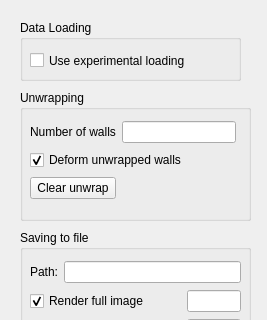
RaduAlexandru/PLY_Visualizer, file ConfigDialog.ui: the form before one commit; both pictures show x 0 to 267 and y 0 to 320 of the 267 by 475 pixel window.
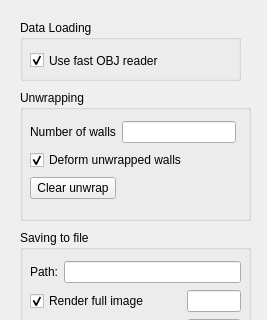
The form after the commit.

The edit to the form file:
```diff
--- a/ConfigDialog.ui
+++ b/ConfigDialog.ui
@@ -215,7 +215,10 @@
      <enum>Qt::LeftToRight</enum>
     </property>
     <property name="text">
-     <string>Use experimental loading</string>
+     <string>Use fast OBJ reader</string>
+    </property>
+    <property name="checked">
+     <bool>true</bool>
     </property>
     <property name="tristate">
      <bool>false</bool>
```
Left out of the diff: 3 changed lines with no effect on the pictures.
